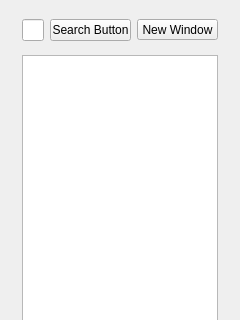
Before: the Qt Designer form plotjuggler_app/logpanel.ui in RickyKongCoder/PlotJuggler, drawn with Qt 5; both pictures show x 0 to 240 and y 0 to 320 of the 240 by 684 pixel window.
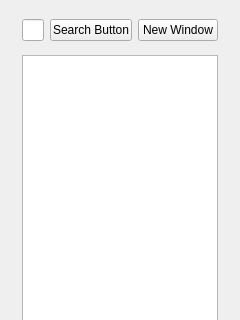
After: the same form once the commit is applied.

Patch:
```diff
--- a/plotjuggler_app/logpanel.ui
+++ b/plotjuggler_app/logpanel.ui
@@ -86,7 +86,7 @@
              </widget>
             </item>
             <item>
-             <widget class="QToolButton" name="toolButton">
+             <widget class="QPushButton" name="pushButton_2">
               <property name="text">
                <string>New Window</string>
               </property>
```
Left out of the diff: 6 changed lines with no effect on the pictures.
